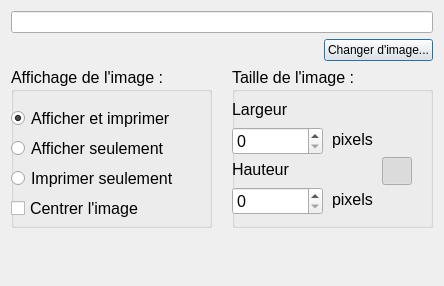
This is insertpicture.ui in AlypieFr/qrecipewriter as Qt 5 draws it before an edit. The edited form follows.
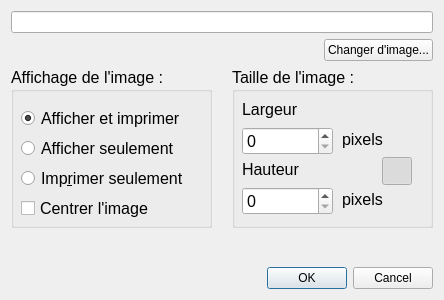
This is the edited form. Icons and pictures are not drawn.

Commit message: Fix tab orders

```diff
--- a/insertpicture.ui
+++ b/insertpicture.ui
@@ -7,25 +7,25 @@
     <x>0</x>
     <y>0</y>
     <width>444</width>
-    <height>286</height>
+    <height>300</height>
    </rect>
   </property>
   <property name="minimumSize">
    <size>
     <width>444</width>
-    <height>286</height>
+    <height>300</height>
    </size>
   </property>
   <property name="maximumSize">
    <size>
     <width>444</width>
-    <height>286</height>
+    <height>300</height>
    </size>
   </property>
   <property name="windowTitle">
    <string>Configuration de l'image</string>
   </property>
-  <layout class="QHBoxLayout" name="horizontalLayout_3">
+  <layout class="QHBoxLayout" name="horizontalLayout_4">
    <item>
     <layout class="QVBoxLayout" name="verticalLayout">
      <item>
@@ -36,7 +36,7 @@
       </widget>
      </item>
      <item>
-      <layout class="QHBoxLayout" name="horizontalLayout_2">
+      <layout class="QHBoxLayout" name="horizontalLayout">
        <item>
         <spacer name="horizontalSpacer_2">
          <property name="orientation">
@@ -60,7 +60,7 @@
       </layout>
      </item>
      <item>
-      <layout class="QHBoxLayout" name="horizontalLayout">
+      <layout class="QHBoxLayout" name="horizontalLayout_2">
        <item>
         <widget class="QGroupBox" name="groupBox">
          <property name="minimumSize">
@@ -86,9 +86,9 @@
          <widget class="QRadioButton" name="printAll">
           <property name="geometry">
            <rect>
-            <x>0</x>
+            <x>10</x>
             <y>40</y>
-            <width>171</width>
+            <width>191</width>
             <height>23</height>
            </rect>
           </property>
@@ -102,9 +102,9 @@
          <widget class="QRadioButton" name="noPrint">
           <property name="geometry">
            <rect>
-            <x>0</x>
+            <x>10</x>
             <y>70</y>
-            <width>171</width>
+            <width>191</width>
             <height>23</height>
            </rect>
           </property>
@@ -118,20 +118,20 @@
          <widget class="QRadioButton" name="printOnly">
           <property name="geometry">
            <rect>
-            <x>0</x>
+            <x>10</x>
             <y>100</y>
-            <width>171</width>
+            <width>191</width>
             <height>23</height>
            </rect>
           </property>
           <property name="text">
-           <string>Imprimer seulement</string>
+           <string>Imp&amp;rimer seulement</string>
           </property>
          </widget>
          <widget class="QCheckBox" name="centerImg">
           <property name="geometry">
            <rect>
-            <x>0</x>
+            <x>10</x>
             <y>130</y>
             <width>191</width>
             <height>23</height>
@@ -150,8 +150,8 @@
          </property>
          <property name="sizeHint" stdset="0">
           <size>
-           <width>40</width>
-           <height>20</height>
+           <width>13</width>
+           <height>158</height>
           </size>
          </property>
         </spacer>
@@ -181,7 +181,7 @@
          <widget class="QLabel" name="label">
           <property name="geometry">
            <rect>
-            <x>0</x>
+            <x>10</x>
             <y>30</y>
             <width>61</width>
             <height>25</height>
@@ -194,7 +194,7 @@
          <widget class="QLabel" name="label_2">
           <property name="geometry">
            <rect>
-            <x>0</x>
+            <x>10</x>
             <y>90</y>
             <width>61</width>
             <height>25</height>
@@ -207,7 +207,7 @@
          <widget class="QSpinBox" name="largeur">
           <property name="geometry">
            <rect>
-            <x>0</x>
+            <x>10</x>
             <y>60</y>
             <width>91</width>
             <height>28</height>
@@ -220,7 +220,7 @@
          <widget class="QLabel" name="label_3">
           <property name="geometry">
            <rect>
-            <x>100</x>
+            <x>110</x>
             <y>60</y>
             <width>61</width>
             <height>25</height>
@@ -233,7 +233,7 @@
          <widget class="QLabel" name="label_4">
           <property name="geometry">
            <rect>
-            <x>100</x>
+            <x>110</x>
             <y>120</y>
             <width>61</width>
             <height>25</height>
@@ -246,7 +246,7 @@
          <widget class="QSpinBox" name="hauteur">
           <property name="geometry">
            <rect>
-            <x>0</x>
+            <x>10</x>
             <y>120</y>
             <width>91</width>
             <height>28</height>
@@ -299,6 +299,30 @@
        </property>
       </spacer>
      </item>
+     <item>
+      <layout class="QHBoxLayout" name="horizontalLayout_3">
+       <item>
+        <spacer name="horizontalSpacer_3">
+         <property name="orientation">
+          <enum>Qt::Horizontal</enum>
+         </property>
+         <property name="sizeHint" stdset="0">
+          <size>
+           <width>40</width>
+           <height>20</height>
+          </size>
+         </property>
+        </spacer>
+       </item>
+       <item>
+        <widget class="QDialogButtonBox" name="buttonBox">
+         <property name="standardButtons">
+          <set>QDialogButtonBox::Cancel|QDialogButtonBox::Ok</set>
+         </property>
+        </widget>
+       </item>
+      </layout>
+     </item>
     </layout>
    </item>
   </layout>
```
The commit also changes 3 other files.
